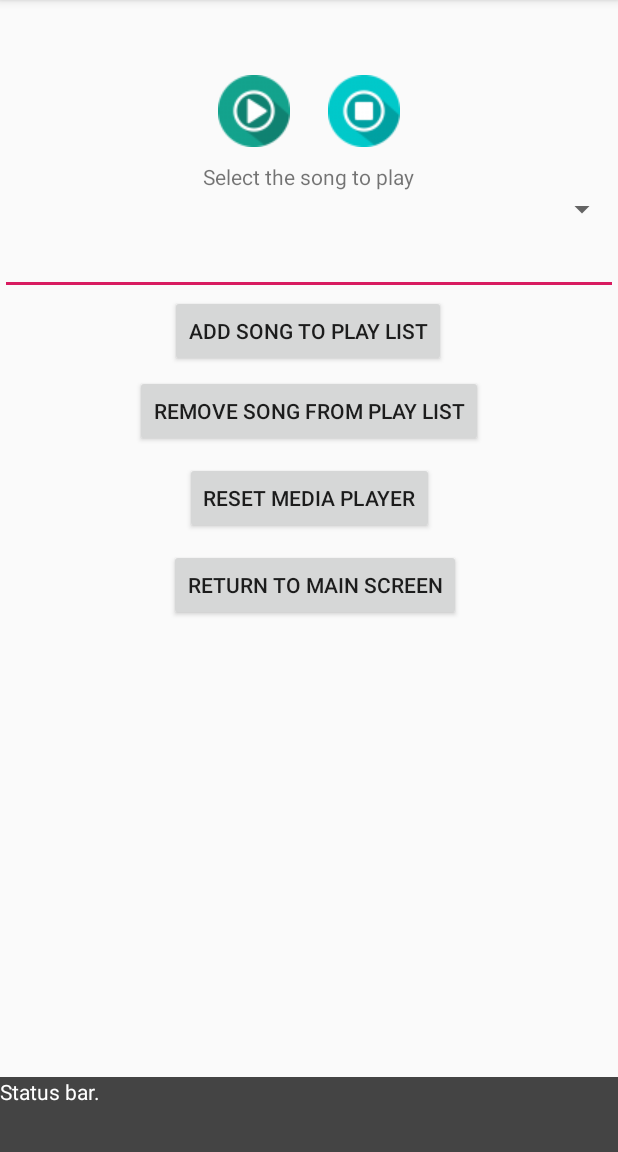
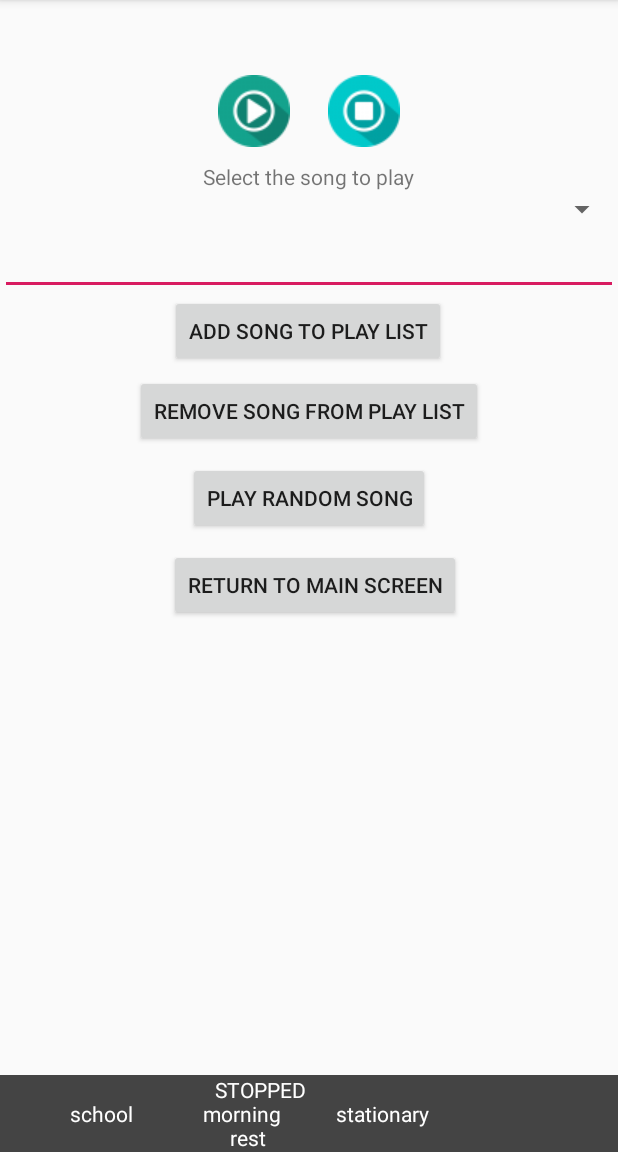
Before and after one commit to tnasim/MusicSuggester, an Android app: the screen it shows after launch (PlayListActivity), after a tap on "GO TO PLAY LIST", on a phone screen of 412 x 824 dp, the part 84-1236 px from its top. Run offline under Robolectric (Android 15) with nearby library versions, the phone set to English and light mode, and no system bars.

Commit message:
Playlist status-bar populated with more info; playlist-display inconsistency resolved

```diff
--- a/app/src/main/java/com/example/musicsuggestor/MainActivity.java
+++ b/app/src/main/java/com/example/musicsuggestor/MainActivity.java
@@ -161,6 +161,7 @@ public class MainActivity extends AppCompatActivity {
 			}
 			if(curLocation == null) {
 				curLocation = UserLocation.DEFAULT_LOCATION;
+				UserLocation.setCurrentLocation(curLocation);
 			}
 			locManager.requestLocationUpdates(bestProvider, 1000, UserLocation.SAME_LOCATION_DISTANCE / 10, locListener);
 		}
--- a/app/src/main/java/com/example/musicsuggestor/PlayListActivity.java
+++ b/app/src/main/java/com/example/musicsuggestor/PlayListActivity.java
@@ -39,7 +39,9 @@ import java.io.InputStreamReader;
 import java.io.PrintWriter;
 import java.net.HttpURLConnection;
 import java.net.URL;
+import java.util.Formatter;
 import java.util.HashMap;
+import java.util.Locale;
 import java.util.Map;
 import java.util.Random;
 
@@ -47,12 +49,18 @@ import java.util.Random;
 public class PlayListActivity extends AppCompatActivity {
 
 	Spinner spinner;
+
+	public static final int STOPPED = 0;
+	public static final int PAUSED = 2;
+	public static final int PLAYING = 1;
+
 	public static SongCategory DEFAULT_SONG_CATEGORY = SongCategory.rest;
 	public static SongCategory currentSongCategory = DEFAULT_SONG_CATEGORY;
 
 	public static MediaPlayer mediaPlayer;
 
 	public static boolean flagFirstTime = true;
+	public static int songPlayStatus = 0;
 
 	public static int resumePosition = 0;
 
@@ -69,6 +77,24 @@ public class PlayListActivity extends AppCompatActivity {
 
 	public static long lastUpdate = System.currentTimeMillis();
 	public static int lastLocation = 2;
+
+	public static String currentlyPlayingSong = "";
+
+	Map<Integer, String> mapTimeNumber = new HashMap<Integer, String>() {{
+		put(1, "morning");
+		put(2, "noon");
+		put(3, "afternoon");
+		put(4, "evening");
+		put(5, "night");
+		put(6, "midnight");
+	}};
+
+	Map<Integer, String> mapMovementNumber = new HashMap<Integer, String>() {{
+		put(1, "stationary");
+		put(2, "slow");
+		put(3, "fast");
+	}};
+
 
 	/**
 	 * Initially we have 4 categories and 5 types of user movement-status.
@@ -88,6 +114,48 @@ public class PlayListActivity extends AppCompatActivity {
 	private TextView statusTextView;
 
 
+	protected void updateStatusBar() {
+		String statusText = "";
+
+		try {
+			String playing = "";
+			if(songPlayStatus == PLAYING) {
+				playing = "PLAYING: " + currentlyPlayingSong;
+			} else if(songPlayStatus == STOPPED){
+				playing = "STOPPED";
+			} else {
+				playing = "PAUSED: " + currentlyPlayingSong;
+			}
+
+			String time = mapTimeNumber.get(UserLocation.getCurrentTimeNumber());
+			String movement = mapMovementNumber.get(currentMovementStatus);
+			String location = UserLocation.GetUserLocation(UserLocation.getCurrentLocation()).GetName();
+
+			/*statusText += location + ", " + time + ", " + movement + "\n";
+			statusText += currentSongCategory.toString();*/
+
+			statusText = String.format("%50s\n%20s %20s %20s\n%50s", playing, location, time, movement, currentSongCategory.toString());
+		} catch(Exception e) {
+			Log.e("ERROR", "Error updating status bar. " + e.getMessage());
+		}
+
+		statusTextView.setText(statusText);
+	}
+
+	@Override
+	protected void onPause() {
+		super.onPause();
+		flagFirstTime = true;
+	}
+
+
+	@Override
+	protected void onResume() {
+		super.onResume();
+		selectSpinnerItemByValue(spinner, currentlyPlayingSong);
+		updateStatusBar();
+	}
+
 	@Override
 	protected void onCreate(Bundle savedInstanceState) {
 
@@ -101,6 +169,8 @@ public class PlayListActivity extends AppCompatActivity {
 		statusTextView.setVisibility(View.VISIBLE);
 		statusTextView.setBackgroundColor(Color.DKGRAY);
 		statusTextView.setTextColor(Color.WHITE);
+
+		currentTimeNumber = UserLocation.getCurrentTimeNumber();
 
 		UserLocation.setCurrentLocation(UserLocation.DEFAULT_LOCATION);
 
@@ -173,17 +243,17 @@ public class PlayListActivity extends AppCompatActivity {
 					curLocation = UserLocation.GetActualLocation(loc);
 					UserLocation.setCurrentLocation(curLocation);
 					Log.d("DEBUG", "Time Difference: " + timeDiffInSeconds);
-//					statusTextView.setText("timeDiff(mins): " + timeDiffInSeconds/60.0f + "; changeInLocation: " + changeInLocation + "m; " + "loc1: " + lastLocation + "; loc2: " + currentLocationNumber);
+					updateStatusBar();
 					if (timeDiffInSeconds/60.0f > 0.5f && changeInLocation > UserLocation.LOCATION_UPDATE_RANGE) { // If location change happens within at least half minute.
 
 						final UserLocation userLoc = UserLocation.GetUserLocation(curLocation);
 						currentLocationNumber = userLoc.GetLocationNumber();
 
-//						statusTextView.setText("Speed: " + userSpeed + "; distChange: " + changeInLocation + "m;" + "l1: " + lastLocation + "; l2: " + currentLocationNumber);
+						updateStatusBar();
 
 						if(currentLocationNumber != lastLocation) { // check if location changed
 
-							statusTextView.setText("Updating loc: " + userLoc.GetName());
+							updateStatusBar();
 
 							currentTimeNumber = UserLocation.getCurrentTimeNumber();
 
@@ -198,6 +268,7 @@ public class PlayListActivity extends AppCompatActivity {
 							try {
 
 								resetMusicPlayer();
+								updateStatusBar();
 
 							} catch (Exception e) {
 								Log.e("Error", "Unable to resetMusicPlayer");
@@ -264,6 +335,7 @@ public class PlayListActivity extends AppCompatActivity {
 			}
 			if(curLocation == null) {
 				curLocation = UserLocation.DEFAULT_LOCATION;
+				UserLocation.setCurrentLocation(curLocation);
 			}
 			locManager.requestLocationUpdates(bestProvider, 1000, UserLocation.SAME_LOCATION_DISTANCE / 10, locListener);
 		}
@@ -454,12 +526,13 @@ public class PlayListActivity extends AppCompatActivity {
 					mediaPlayer.setVolume(currentVolume, currentVolume);
 					mediaPlayer.setPlaybackParams(mediaPlayer.getPlaybackParams().setSpeed(currentSpeed));
 					mediaPlayer.setLooping(true);
-					mediaPlayer.start();
 					String songName = "";
 					try {
 						songName = file.getName().replaceFirst("[.][^.]+$", "");;
 						selectSpinnerItemByValue(spinner, songName);
 						statusTextView.setText("Playing: " + songName);
+						currentlyPlayingSong = songName;
+
 					} catch (Exception e) {
 						Log.e("ERROR", "Error selecting spinner item. " + songName);
 					}
@@ -490,6 +563,10 @@ public class PlayListActivity extends AppCompatActivity {
 			pauseButton.setVisibility(View.VISIBLE);
 			pauseButton.bringToFront();
 			playButton.setVisibility(View.INVISIBLE);
+
+			songPlayStatus = PLAYING;
+
+			updateStatusBar();
 		} else {
 			PlayListActivity.this.runOnUiThread(new Runnable() {
 				public void run() {
@@ -530,8 +607,6 @@ public class PlayListActivity extends AppCompatActivity {
 					mediaPlayer.setVolume(currentVolume, currentVolume);
 					mediaPlayer.setPlaybackParams(mediaPlayer.getPlaybackParams().setSpeed(currentSpeed));
 					mediaPlayer.setLooping(true);
-					mediaPlayer.start();
-					statusTextView.setText("Playing: " + songName);
 				}
 			} else {
 				PlayListActivity.this.runOnUiThread(new Runnable() {
@@ -554,6 +629,11 @@ public class PlayListActivity extends AppCompatActivity {
 			pauseButton.setVisibility(View.VISIBLE);
 			pauseButton.bringToFront();
 			playButton.setVisibility(View.INVISIBLE);
+
+			currentlyPlayingSong = songName;
+			songPlayStatus = PLAYING;
+
+			updateStatusBar();
 		}
 	}
 
@@ -569,6 +649,7 @@ public class PlayListActivity extends AppCompatActivity {
 			playButton.setVisibility(View.VISIBLE);
 			playButton.bringToFront();
 			pauseButton.setVisibility(View.INVISIBLE);
+			songPlayStatus = STOPPED;
 		}
 	}
 
@@ -583,6 +664,7 @@ public class PlayListActivity extends AppCompatActivity {
 			playButton.setVisibility(View.VISIBLE);
 			playButton.bringToFront();
 			pauseButton.setVisibility(View.INVISIBLE);
+			songPlayStatus = PAUSED;
 		}
 	}
 
--- a/app/src/main/res/layout/activity_play_list.xml
+++ b/app/src/main/res/layout/activity_play_list.xml
@@ -122,12 +122,12 @@
         app:layout_constraintVertical_bias="0.19999999" />
 
     <Button
-        android:id="@+id/resetPlayer"
+        android:id="@+id/playRandomSong"
         android:layout_width="wrap_content"
         android:layout_height="wrap_content"
         android:layout_marginTop="10dp"
         android:onClick="resetPlayer"
-        android:text="@string/resetPlayer"
+        android:text="@string/playRandomSong"
         app:layout_constraintEnd_toEndOf="parent"
         app:layout_constraintStart_toStartOf="parent"
         app:layout_constraintTop_toBottomOf="@+id/removeSongButton"
@@ -143,13 +143,15 @@
         app:layout_constraintEnd_toEndOf="parent"
         app:layout_constraintHorizontal_bias="0.518"
         app:layout_constraintStart_toStartOf="parent"
-        app:layout_constraintTop_toBottomOf="@id/resetPlayer"
+        app:layout_constraintTop_toBottomOf="@id/playRandomSong"
         app:layout_constraintVertical_bias="0.976"/>
 
     <TextView
         android:id="@+id/statusText"
         android:layout_width="match_parent"
         android:layout_height="wrap_content"
+        android:maxLines="3"
+        android:lines="3"
         android:minHeight="50dp"
         android:layout_marginBottom="0dp"
         app:layout_constraintBottom_toBottomOf="parent"
--- a/app/src/main/res/values/strings.xml
+++ b/app/src/main/res/values/strings.xml
@@ -26,4 +26,5 @@
     <string name="moodSelectLabel">Select Your Mood:</string>
     <string name="goToMood">Set Current Mood</string>
     <string name="downloadSongs">Download Sample Songs</string>
+    <string name="playRandomSong">Play Random Song</string>
 </resources>
```
